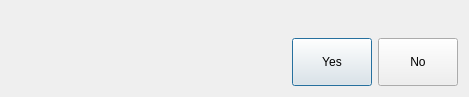
GaussCheng/2-5AxisPunch, file icorigindialog.ui: the form before one commit.
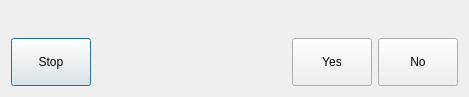
The form after the commit.

Diff of the .ui file:
```diff
--- a/icorigindialog.ui
+++ b/icorigindialog.ui
@@ -26,6 +26,19 @@
    </item>
    <item>
     <layout class="QHBoxLayout" name="horizontalLayout">
+     <item>
+      <widget class="QPushButton" name="stopBtn">
+       <property name="minimumSize">
+        <size>
+         <width>64</width>
+         <height>48</height>
+        </size>
+       </property>
+       <property name="text">
+        <string>Stop</string>
+       </property>
+      </widget>
+     </item>
      <item>
       <spacer name="horizontalSpacer">
        <property name="orientation">
```
